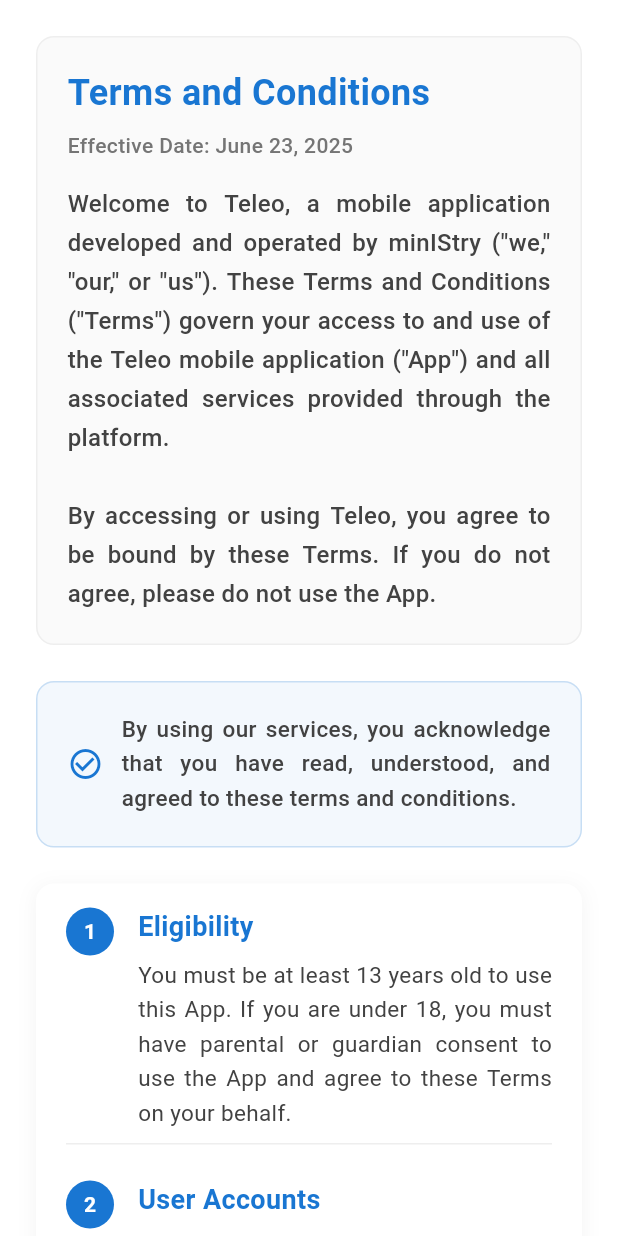
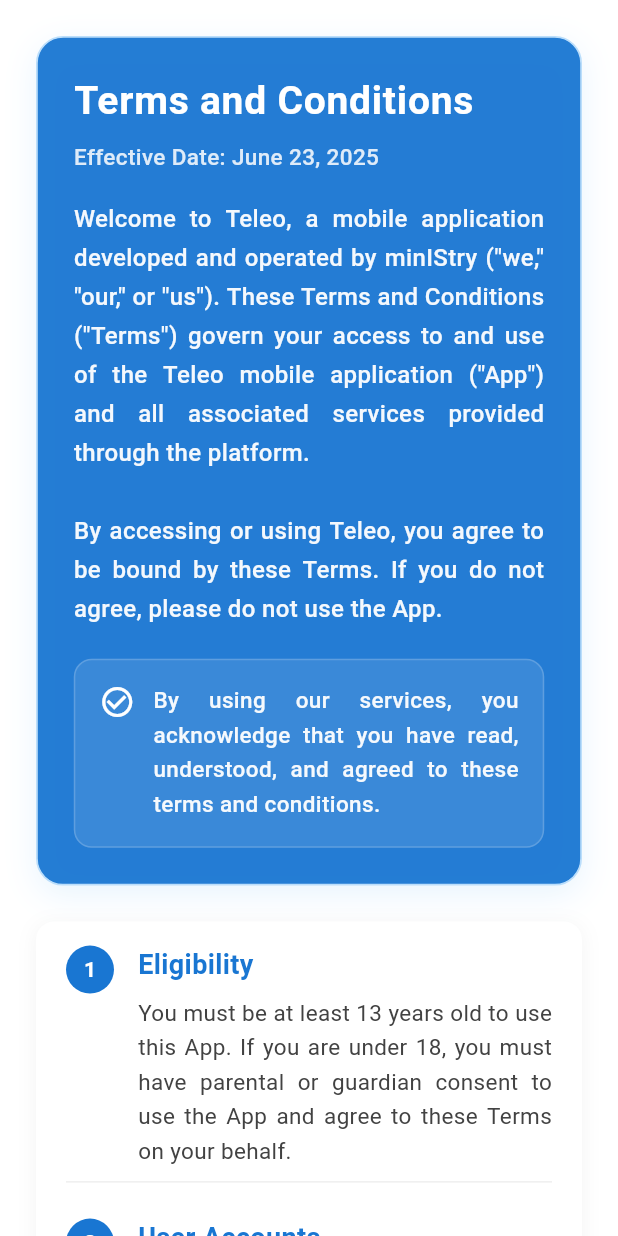
Before and after one commit to InteGreat-Team/ministry-TELEO, a Flutter app: the AdminTermsConditionsView widget shown alone on an empty page, opened directly with empty values, on a phone screen of 412 x 824 dp. Run offline on Flutter 3.47's test engine with Material 3 defaults, Android fonts, the phone set to English and light mode, and no system bars; our stand-ins replace dotted_border, firebase_auth, firebase_core, flutter_dotenv, flutter_screenutil, font_awesome_flutter and 1 more; missing offline and left inert: church_app; accounts and stored records are empty; network calls fail; Roboto replaces fonts that are missing (Poppins); statements that could not run were skipped.

Commit message:
slight optimizations

```diff
--- a/lib/2/c1homepage/admin_views/admin_terms_conditions_view.dart
+++ b/lib/2/c1homepage/admin_views/admin_terms_conditions_view.dart
@@ -14,13 +14,20 @@
         child: Column(
           crossAxisAlignment: CrossAxisAlignment.start,
           children: [
-            // Introduction
+            // Unified Terms and Acknowledgment Card
             Container(
-              padding: const EdgeInsets.all(20),
+              padding: const EdgeInsets.all(24),
               decoration: BoxDecoration(
-                color: Colors.grey[50],
-                borderRadius: BorderRadius.circular(12),
-                border: Border.all(color: Colors.grey[200]!),
+                color: const Color(0xFF1976D2).withOpacity(0.95), // Blue hue
+                borderRadius: BorderRadius.circular(18),
+                boxShadow: [
+                  BoxShadow(
+                    color: Colors.blue.withOpacity(0.10),
+                    blurRadius: 18,
+                    offset: const Offset(0, 6),
+                  ),
+                ],
+                border: Border.all(color: Colors.blue[100]!, width: 1.2),
               ),
               child: Column(
                 crossAxisAlignment: CrossAxisAlignment.start,
@@ -28,51 +35,47 @@
                   Text(
                     'Terms and Conditions',
                     style: TextStyle(
-                      fontSize: 24,
+                      fontSize: 26,
                       fontWeight: FontWeight.bold,
-                      color: Color(0xFF1976D2),
+                      color: Colors.white,
+                      letterSpacing: 0.5,
                     ),
                   ),
                   SizedBox(height: 8),
                   Text(
                     'Effective Date: June 23, 2025',
                     style: TextStyle(
-                      fontSize: 14,
-                      color: Colors.grey[600],
+                      fontSize: 15,
+                      color: Colors.white.withOpacity(0.85),
                       fontWeight: FontWeight.w500,
                     ),
                   ),
-                  SizedBox(height: 16),
+                  SizedBox(height: 18),
                   Text(
                     'Welcome to Teleo, a mobile application developed and operated by minIStry ("we," "our," or "us"). These Terms and Conditions ("Terms") govern your access to and use of the Teleo mobile application ("App") and all associated services provided through the platform.\n\nBy accessing or using Teleo, you agree to be bound by these Terms. If you do not agree, please do not use the App.',
                     style: TextStyle(
                       fontSize: 16,
-                      color: Colors.grey[800],
+                      color: Colors.white.withOpacity(0.95),
                       height: 1.6,
                       fontWeight: FontWeight.w500,
                     ),
                     textAlign: TextAlign.justify,
                   ),
-                ],
-              ),
-            ),
-            const SizedBox(height: 24),
-
-            // Acknowledgment Section (moved from footer)
+                  SizedBox(height: 20),
+                  // Acknowledgment Section (now inside main card)
                   Container(
-              padding: const EdgeInsets.all(20),
+                    padding: const EdgeInsets.all(16),
                     decoration: BoxDecoration(
-                color: const Color(0xFF1976D2).withOpacity(0.05),
+                      color: Colors.white.withOpacity(0.10),
                       borderRadius: BorderRadius.circular(12),
-                border: Border.all(
-                  color: const Color(0xFF1976D2).withOpacity(0.2),
-                ),
+                      border: Border.all(color: Colors.white.withOpacity(0.18)),
                     ),
                     child: Row(
+                      crossAxisAlignment: CrossAxisAlignment.start,
                       children: [
                         Icon(
                           Icons.check_circle_outline,
-                    color: const Color(0xFF1976D2),
+                          color: Colors.white,
                           size: 24,
                         ),
                         const SizedBox(width: 12),
@@ -81,11 +84,14 @@
                             'By using our services, you acknowledge that you have read, understood, and agreed to these terms and conditions.',
                             style: TextStyle(
                               fontSize: 15,
-                        color: Colors.grey[800],
+                              color: Colors.white.withOpacity(0.95),
                               height: 1.5,
                               fontWeight: FontWeight.w500,
                             ),
                             textAlign: TextAlign.justify,
+                          ),
+                        ),
+                      ],
                     ),
                   ),
                 ],
@@ -114,79 +120,92 @@
                       _buildSectionItem(
                         number: '1',
                         title: 'Eligibility',
-                        content: 'You must be at least 13 years old to use this App. If you are under 18, you must have parental or guardian consent to use the App and agree to these Terms on your behalf.',
+                        content:
+                            'You must be at least 13 years old to use this App. If you are under 18, you must have parental or guardian consent to use the App and agree to these Terms on your behalf.',
                       ),
                       _buildDivider(),
                       _buildSectionItem(
                         number: '2',
                         title: 'User Accounts',
-                        content: 'To access certain features, you may be required to register and create a user account. You agree to:\n\n• Provide accurate, current, and complete information.\n• Keep your account credentials secure and confidential.\n• Notify us immediately at ministry@gmail.com if you believe your account has been compromised.\n• Accept responsibility for all activities that occur under your account.\n\nWe reserve the right to suspend or terminate your account if any information is inaccurate or misleading.',
+                        content:
+                            'To access certain features, you may be required to register and create a user account. You agree to:\n\n• Provide accurate, current, and complete information.\n• Keep your account credentials secure and confidential.\n• Notify us immediately at ministry@gmail.com if you believe your account has been compromised.\n• Accept responsibility for all activities that occur under your account.\n\nWe reserve the right to suspend or terminate your account if any information is inaccurate or misleading.',
                       ),
                       _buildDivider(),
                       _buildSectionItem(
                         number: '3',
                         title: 'Use of the App',
-                        content: 'You agree to use Teleo lawfully and respectfully. You may not:\n\n• Violate any local, national, or international law or regulation.\n• Infringe upon the rights of others, including intellectual property rights.\n• Transmit harmful, offensive, or unlawful content.\n• Attempt to gain unauthorized access to the App\'s systems.\n• Use the App for spam, phishing, or malicious behavior.\n\nWe reserve the right to monitor and review your activity for compliance.',
+                        content:
+                            'You agree to use Teleo lawfully and respectfully. You may not:\n\n• Violate any local, national, or international law or regulation.\n• Infringe upon the rights of others, including intellectual property rights.\n• Transmit harmful, offensive, or unlawful content.\n• Attempt to gain unauthorized access to the App\'s systems.\n• Use the App for spam, phishing, or malicious behavior.\n\nWe reserve the right to monitor and review your activity for compliance.',
                       ),
                       _buildDivider(),
                       _buildSectionItem(
                         number: '4',
                         title: 'Content',
-                        content: 'a. User Content\nUsers may submit content such as profile information, messages, and community contributions. By submitting such content, you grant minIStry a non-exclusive, royalty-free, worldwide license to use, host, store, reproduce, and display it within the context of providing App services. You are solely responsible for any content you provide.\n\nb. App Content\nAll original materials on the App, including logos, texts, graphics, and code, are the property of minIStry or its licensors and protected under intellectual property laws. You may not reuse or reproduce them without written permission.',
+                        content:
+                            'a. User Content\nUsers may submit content such as profile information, messages, and community contributions. By submitting such content, you grant minIStry a non-exclusive, royalty-free, worldwide license to use, host, store, reproduce, and display it within the context of providing App services. You are solely responsible for any content you provide.\n\nb. App Content\nAll original materials on the App, including logos, texts, graphics, and code, are the property of minIStry or its licensors and protected under intellectual property laws. You may not reuse or reproduce them without written permission.',
                       ),
                       _buildDivider(),
                       _buildSectionItem(
                         number: '5',
                         title: 'Privacy Policy',
-                        content: 'Use of Teleo is also governed by our Privacy Policy, which explains how we collect, use, and protect your data. Please read the full Privacy Policy at [Insert Link to Privacy Policy].',
+                        content:
+                            'Use of Teleo is also governed by our Privacy Policy, which explains how we collect, use, and protect your data. Please read the full Privacy Policy at [Insert Link to Privacy Policy].',
                       ),
                       _buildDivider(),
                       _buildSectionItem(
                         number: '6',
                         title: 'Third-Party Services',
-                        content: 'The App may integrate or link to third-party websites or services. These are provided for convenience only. minIStry does not control or endorse third-party content and is not responsible for their terms, practices, or data handling. Use of third-party services is at your own risk and subject to their policies.',
+                        content:
+                            'The App may integrate or link to third-party websites or services. These are provided for convenience only. minIStry does not control or endorse third-party content and is not responsible for their terms, practices, or data handling. Use of third-party services is at your own risk and subject to their policies.',
                       ),
                       _buildDivider(),
                       _buildSectionItem(
                         number: '7',
                         title: 'Termination',
-                        content: 'We reserve the right to:\n\n• Suspend or permanently disable access to your account.\n• Remove any content that violates these Terms.\n• Terminate access to the App for any reason without notice, especially if misuse or illegal activity is suspected.\n\nUpon termination, your license to use the App will cease immediately.',
+                        content:
+                            'We reserve the right to:\n\n• Suspend or permanently disable access to your account.\n• Remove any content that violates these Terms.\n• Terminate access to the App for any reason without notice, especially if misuse or illegal activity is suspected.\n\nUpon termination, your license to use the App will cease immediately.',
                       ),
                       _buildDivider(),
                       _buildSectionItem(
                         number: '8',
                         title: 'Disclaimers',
-                        content: 'Teleo is provided "AS IS" and "AS AVAILABLE" without warranties of any kind. We do not guarantee:\n\n• Continuous, uninterrupted access.\n• That the App will be error-free, secure, or virus-free.\n• That any content will be reliable or accurate.\n\nTo the fullest extent permitted by law, we disclaim all express and implied warranties.',
+                        content:
+                            'Teleo is provided "AS IS" and "AS AVAILABLE" without warranties of any kind. We do not guarantee:\n\n• Continuous, uninterrupted access.\n• That the App will be error-free, secure, or virus-free.\n• That any content will be reliable or accurate.\n\nTo the fullest extent permitted by law, we disclaim all express and implied warranties.',
                       ),
                       _buildDivider(),
                       _buildSectionItem(
                         number: '9',
                         title: 'Limitation of Liability',
-                        content: 'To the extent permitted by law, minIStry shall not be liable for any indirect, incidental, consequential, or punitive damages arising from:\n\n• Use or inability to use the App.\n• Unauthorized access or alterations to your data.\n• Conduct or content of any user or third party.\n\nOur total liability for all claims shall not exceed PHP 1,000.',
+                        content:
+                            'To the extent permitted by law, minIStry shall not be liable for any indirect, incidental, consequential, or punitive damages arising from:\n\n• Use or inability to use the App.\n• Unauthorized access or alterations to your data.\n• Conduct or content of any user or third party.\n\nOur total liability for all claims shall not exceed PHP 1,000.',
                       ),
                       _buildDivider(),
                       _buildSectionItem(
                         number: '10',
                         title: 'Indemnification',
-                        content: 'You agree to indemnify and hold harmless minIStry, its officers, affiliates, and employees from any claims, damages, obligations, losses, or expenses (including legal fees) arising from:\n\n• Your use or misuse of the App.\n• Your violation of these Terms.\n• Your infringement of any rights of another party.',
+                        content:
+                            'You agree to indemnify and hold harmless minIStry, its officers, affiliates, and employees from any claims, damages, obligations, losses, or expenses (including legal fees) arising from:\n\n• Your use or misuse of the App.\n• Your violation of these Terms.\n• Your infringement of any rights of another party.',
                       ),
                       _buildDivider(),
                       _buildSectionItem(
                         number: '11',
                         title: 'Changes to These Terms',
-                        content: 'We may update these Terms at any time. When we do, we will revise the Effective Date and notify you through the App or via email. Continued use of the App after such changes implies acceptance of the updated Terms.',
+                        content:
+                            'We may update these Terms at any time. When we do, we will revise the Effective Date and notify you through the App or via email. Continued use of the App after such changes implies acceptance of the updated Terms.',
                       ),
                       _buildDivider(),
                       _buildSectionItem(
                         number: '12',
                         title: 'Governing Law',
-                        content: 'These Terms are governed by the laws of the Republic of the Philippines, without regard to conflict of law principles. Any disputes shall be resolved in the courts of [Insert City, e.g., Quezon City, Metro Manila].',
+                        content:
+                            'These Terms are governed by the laws of the Republic of the Philippines, without regard to conflict of law principles. Any disputes shall be resolved in the courts of [Insert City, e.g., Quezon City, Metro Manila].',
                       ),
                       _buildDivider(),
                       _buildSectionItem(
                         number: '13',
                         title: 'Contact Information',
-                        content: 'If you have any questions or concerns regarding these Terms, please contact us at:\n\nminIStry\nEmail: ministry@gmail.com\nPhone: 09123456789\nOffice Address: [Insert full office or church address here]',
+                        content:
+                            'If you have any questions or concerns regarding these Terms, please contact us at:\n\nminIStry\nEmail: ministry@gmail.com\nPhone: 09123456789\nOffice Address: [Insert full office or church address here]',
                         isLast: true,
                       ),
                     ],
@@ -270,11 +289,7 @@
   Widget _buildDivider() {
     return Padding(
       padding: const EdgeInsets.symmetric(horizontal: 20, vertical: 8),
-      child: Divider(
-        color: Colors.grey[200],
-        thickness: 1,
-        height: 1,
-      ),
+      child: Divider(color: Colors.grey[200], thickness: 1, height: 1),
     );
   }
 }
```
Also changed, not shown: lib/2/c1homepage/home_page.dart (+115 -22 lines). Lines whose indentation alone changed are shown as unchanged.
